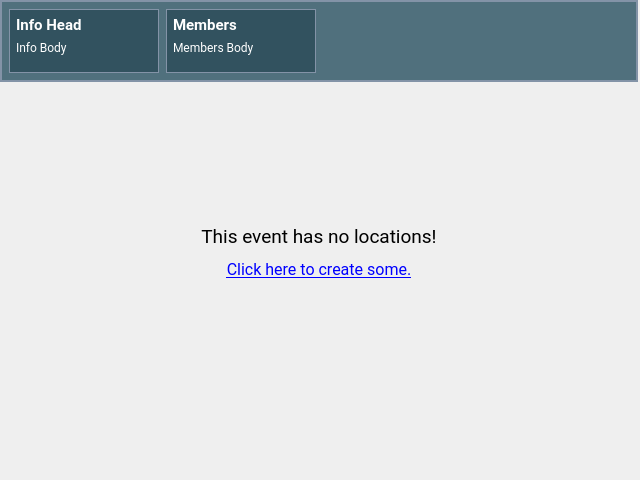
Old version of the form src/app/gui/forms/widgeteventpanel.ui in the repository botorabi/Meet4Eat-Desktop.
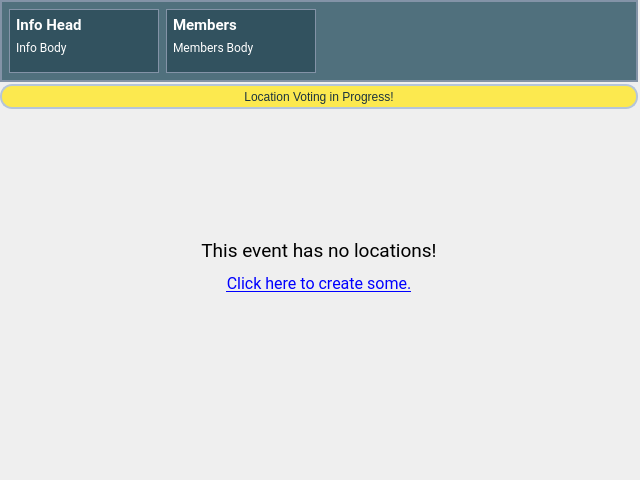
New version of the form. Icons and pictures are not drawn. Custom widgets are drawn as their Qt base class.

What changed in the file:
```diff
--- a/src/app/gui/forms/widgeteventpanel.ui
+++ b/src/app/gui/forms/widgeteventpanel.ui
@@ -270,10 +270,59 @@
         <number>2</number>
        </property>
        <item>
-        <layout class="QVBoxLayout" name="layoutPanel" stretch="1,1,0">
+        <layout class="QVBoxLayout" name="layoutPanel" stretch="0,1,1,0">
          <property name="spacing">
           <number>2</number>
          </property>
+         <item>
+          <widget class="QWidget" name="widgetVotingTime" native="true">
+           <property name="minimumSize">
+            <size>
+             <width>0</width>
+             <height>25</height>
+            </size>
+           </property>
+           <property name="maximumSize">
+            <size>
+             <width>16777215</width>
+             <height>25</height>
+            </size>
+           </property>
+           <property name="styleSheet">
+            <string notr="true">#widgetVotingTime {
+  color: white;
+  background-color: rgb(252, 233, 79);
+  border: 2px solid rgb(181,197, 217);
+  border-radius: 12px;
+}</string>
+           </property>
+           <layout class="QVBoxLayout" name="verticalLayout_6">
+            <property name="topMargin">
+             <number>2</number>
+            </property>
+            <property name="bottomMargin">
+             <number>2</number>
+            </property>
+            <item>
+             <layout class="QVBoxLayout" name="verticalLayout_5">
+              <item>
+               <widget class="QLabel" name="label">
+                <property name="styleSheet">
+                 <string notr="true">color: rgb(28,52,62);</string>
+                </property>
+                <property name="text">
+                 <string>Location Voting in Progress!</string>
+                </property>
+                <property name="alignment">
+                 <set>Qt::AlignCenter</set>
+                </property>
+               </widget>
+              </item>
+             </layout>
+            </item>
+           </layout>
+          </widget>
+         </item>
          <item>
           <widget class="QLabel" name="labelEmptyPanel">
            <property name="font">
```
